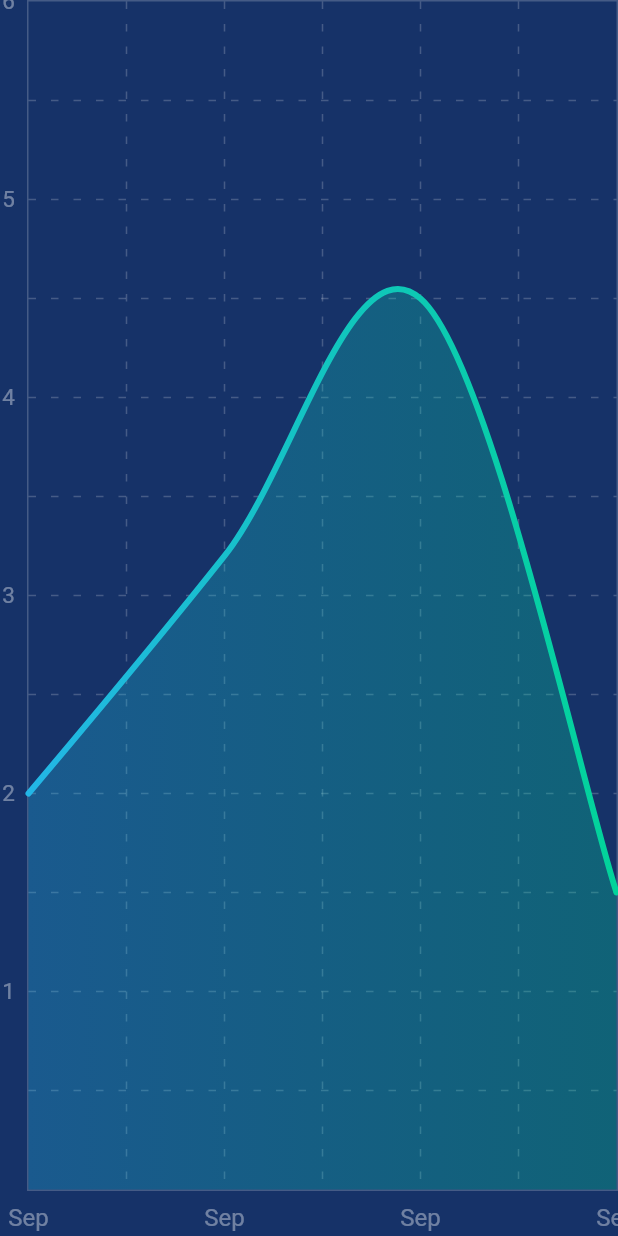
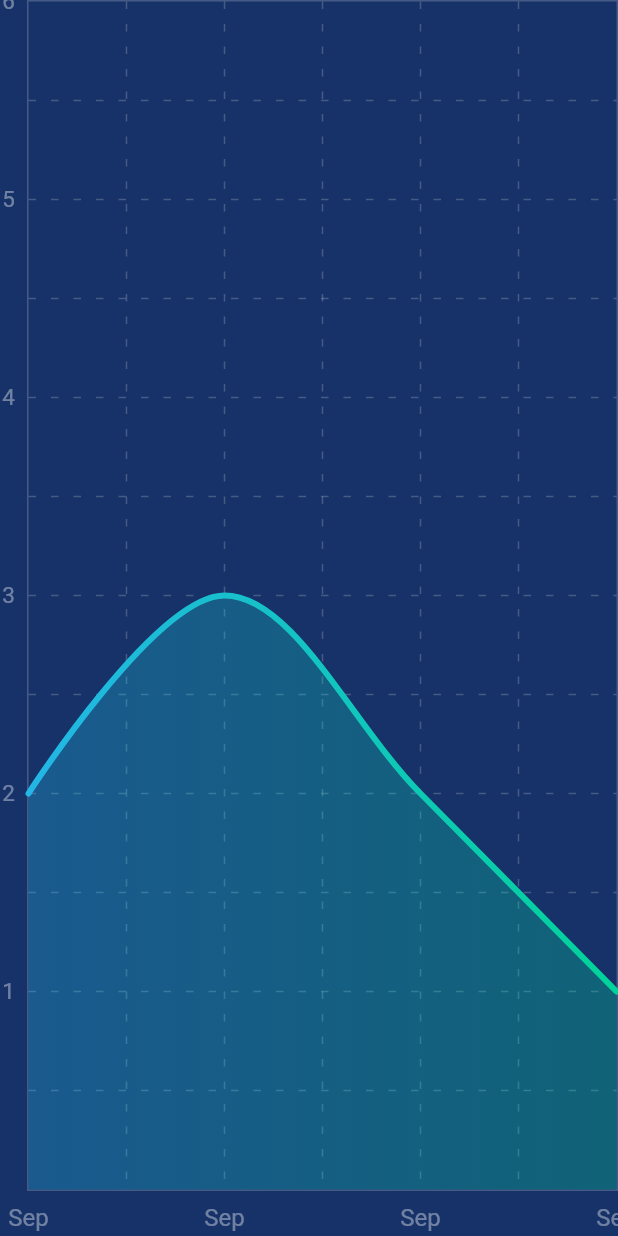
Before and after one commit to phone-myint-aung/healthy_step, a Flutter app: the GraphForMonth widget shown alone on an empty page, opened directly, on a phone screen of 412 x 824 dp. Run offline on Flutter 3.47's test engine with Material 2 defaults, Android fonts, the phone set to English and light mode, and no system bars; drawn by our look-alikes of fl_chart; our stand-ins replace animated_splash_screen, auto_route, font_awesome_flutter, hive, hive_flutter, image_picker and 7 more; accounts and stored records are empty.

Commit message:
change day chart

```diff
--- a/lib/pages/report_page.dart
+++ b/lib/pages/report_page.dart
@@ -225,9 +225,9 @@ class GraphForMonth extends StatelessWidget {
               LineChartBarData(
                 spots: [
                   FlSpot(1, 2),
-                  FlSpot(2, 3.2),
-                  FlSpot(3, 4.5),
-                  FlSpot(4, 1.5),
+                  FlSpot(2, 3),
+                  FlSpot(3, 2),
+                  FlSpot(4, 1),
                 ],
                 isCurved: true,
                 colors: [
@@ -280,7 +280,7 @@ class _GraphForWeekState extends State<GraphForWeek> {
 
   @override
   Widget build(BuildContext context) {
-    selectedDate = (int.parse(getTodayDate()) - 6);
+    selectedDate = (int.parse(getTodayDate()) - 7);
     return Expanded(
       child: Container(
         child: LineChart(
```
